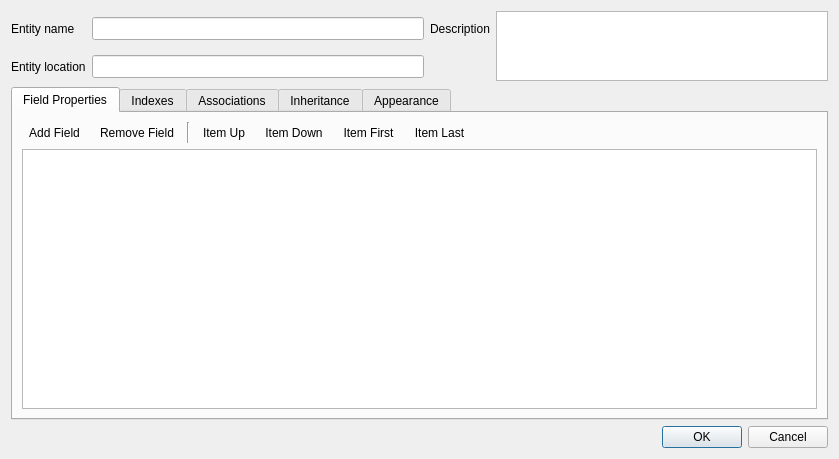
Qt form src/Gui/ModelEditors/dialogModelEntityEditor.ui (Atlantic18/skipper-translation) before a commit.
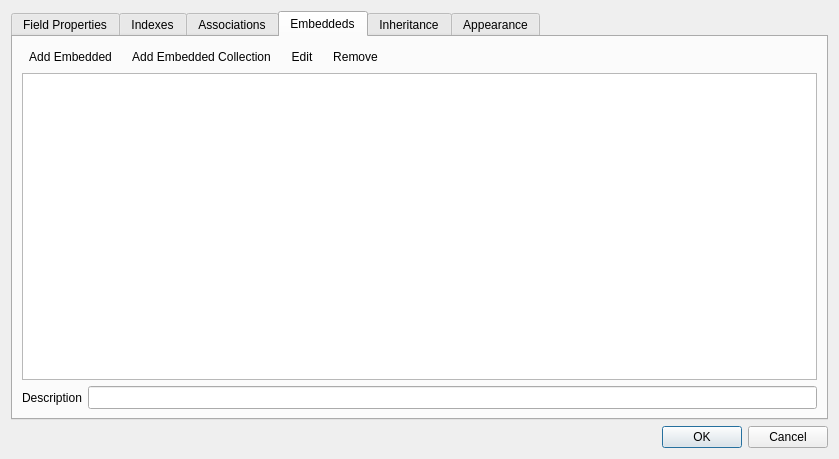
The same form after that commit. The open tabs and pages were chosen to show the change. Icons and pictures are not drawn. Custom widgets are drawn as their Qt base class.

The edit to the form file:
```diff
--- a/src/Gui/ModelEditors/dialogModelEntityEditor.ui
+++ b/src/Gui/ModelEditors/dialogModelEntityEditor.ui
@@ -27,61 +27,6 @@
     <normaloff>:/ModelObjects/entity_16.png</normaloff>:/ModelObjects/entity_16.png</iconset>
   </property>
   <layout class="QVBoxLayout" name="verticalLayout_2">
-   <item>
-    <layout class="QGridLayout" name="gridLayout">
-     <item row="0" column="0">
-      <widget class="QLabel" name="labelName">
-       <property name="text">
-        <string>Entity name</string>
-       </property>
-      </widget>
-     </item>
-     <item row="0" column="1">
-      <widget class="QLineEdit" name="editName">
-       <property name="minimumSize">
-        <size>
-         <width>0</width>
-         <height>23</height>
-        </size>
-       </property>
-      </widget>
-     </item>
-     <item row="0" column="2">
-      <widget class="QLabel" name="labelDescription">
-       <property name="text">
-        <string>Description</string>
-       </property>
-      </widget>
-     </item>
-     <item row="0" column="3" rowspan="2">
-      <widget class="QPlainTextEdit" name="editDescription">
-       <property name="tabChangesFocus">
-        <bool>true</bool>
-       </property>
-      </widget>
-     </item>
-     <item row="1" column="0">
-      <widget class="QLabel" name="labelLocation">
-       <property name="text">
-        <string>Entity location</string>
-       </property>
-      </widget>
-     </item>
-     <item row="1" column="1">
-      <widget class="QLineEdit" name="editLocation">
-       <property name="minimumSize">
-        <size>
-         <width>0</width>
-         <height>23</height>
-        </size>
-       </property>
-       <property name="readOnly">
-        <bool>true</bool>
-       </property>
-      </widget>
-     </item>
-    </layout>
-   </item>
    <item>
     <widget class="Atomix::QtExt::QTabWidgetEx" name="tabWidget">
      <property name="styleSheet">
@@ -99,6 +44,61 @@
        <string>Field Properties</string>
       </attribute>
       <layout class="QVBoxLayout" name="verticalLayout">
+       <item>
+        <layout class="QGridLayout" name="gridLayout">
+         <item row="0" column="0">
+          <widget class="QLabel" name="labelName">
+           <property name="text">
+            <string>Entity name</string>
+           </property>
+          </widget>
+         </item>
+         <item row="0" column="1">
+          <widget class="QLineEdit" name="editName">
+           <property name="minimumSize">
+            <size>
+             <width>0</width>
+             <height>23</height>
+            </size>
+           </property>
+          </widget>
+         </item>
+         <item row="0" column="2">
+          <widget class="QLabel" name="labelDescription">
+           <property name="text">
+            <string>Description</string>
+           </property>
+          </widget>
+         </item>
+         <item row="0" column="3" rowspan="2">
+          <widget class="QPlainTextEdit" name="editDescription">
+           <property name="tabChangesFocus">
+            <bool>true</bool>
+           </property>
+          </widget>
+         </item>
+         <item row="1" column="0">
+          <widget class="QLabel" name="labelLocation">
+           <property name="text">
+            <string>Namespace</string>
+           </property>
+          </widget>
+         </item>
+         <item row="1" column="1">
+          <widget class="Atomix::QtExt::QLineEditNamespace" name="editNamespace">
+           <property name="minimumSize">
+            <size>
+             <width>0</width>
+             <height>23</height>
+            </size>
+           </property>
+           <property name="readOnly">
+            <bool>false</bool>
+           </property>
+          </widget>
+         </item>
+        </layout>
+       </item>
        <item>
         <layout class="QHBoxLayout" name="layoutFieldsActions">
          <property name="spacing">
@@ -144,7 +144,7 @@
 </string>
            </property>
            <property name="text">
-            <string>Remove Field</string>
+            <string>Remove</string>
            </property>
            <property name="icon">
             <iconset resource="../../Images/images.qrc">
@@ -178,7 +178,7 @@
 </string>
            </property>
            <property name="text">
-            <string>Item Up</string>
+            <string>Move Up</string>
            </property>
            <property name="icon">
             <iconset resource="../../Images/images.qrc">
@@ -205,7 +205,7 @@
 </string>
            </property>
            <property name="text">
-            <string>Item Down</string>
+            <string>Move Down</string>
            </property>
            <property name="icon">
             <iconset resource="../../Images/images.qrc">
@@ -232,7 +232,7 @@
 </string>
            </property>
            <property name="text">
-            <string>Item First</string>
+            <string>Move First</string>
            </property>
            <property name="icon">
             <iconset resource="../../Images/images.qrc">
@@ -259,7 +259,7 @@
 </string>
            </property>
            <property name="text">
-            <string>Item Last</string>
+            <string>Move Last</string>
            </property>
            <property name="icon">
             <iconset resource="../../Images/images.qrc">
@@ -648,6 +648,173 @@
        </item>
       </layout>
      </widget>
+     <widget class="QWidget" name="tabEmbeddeds">
+      <attribute name="icon">
+       <iconset resource="../../Images/skipperImages.qrc">
+        <normaloff>:/ModelObjects/embedded_16.png</normaloff>:/ModelObjects/embedded_16.png</iconset>
+      </attribute>
+      <attribute name="title">
+       <string>Embeddeds</string>
+      </attribute>
+      <layout class="QVBoxLayout" name="verticalLayout_4e">
+       <item>
+        <layout class="QGridLayout" name="gridEmbeddeds" columnstretch="3">
+         <property name="leftMargin">
+          <number>0</number>
+         </property>
+         <item row="1" column="0">
+          <widget class="QTableView" name="tableEmbeddeds">
+           <property name="styleSheet">
+            <string notr="true"/>
+           </property>
+           <property name="selectionMode">
+            <enum>QAbstractItemView::SingleSelection</enum>
+           </property>
+           <property name="selectionBehavior">
+            <enum>QAbstractItemView::SelectRows</enum>
+           </property>
+           <property name="horizontalScrollMode">
+            <enum>QAbstractItemView::ScrollPerPixel</enum>
+           </property>
+           <attribute name="horizontalHeaderHighlightSections">
+            <bool>false</bool>
+           </attribute>
+           <attribute name="verticalHeaderVisible">
+            <bool>false</bool>
+           </attribute>
+          </widget>
+         </item>
+         <item row="0" column="0">
+          <layout class="QHBoxLayout" name="layoutEmbeddedActions">
+           <item>
+            <widget class="QToolButton" name="toolButtonEmbeddedAdd">
+             <property name="text">
+              <string>Add Embedded</string>
+             </property>
+             <property name="icon">
+              <iconset resource="../../Images/skipperImages.qrc">
+               <normaloff>:/CommonActions/add_16.png</normaloff>:/CommonActions/add_16.png</iconset>
+             </property>
+             <property name="shortcut">
+              <string>Ins</string>
+             </property>
+             <property name="popupMode">
+              <enum>QToolButton::DelayedPopup</enum>
+             </property>
+             <property name="toolButtonStyle">
+              <enum>Qt::ToolButtonTextBesideIcon</enum>
+             </property>
+             <property name="autoRaise">
+              <bool>true</bool>
+             </property>
+            </widget>
+           </item>
+           <item>
+            <widget class="QToolButton" name="toolButtonEmbeddedCollectionAdd">
+             <property name="text">
+              <string>Add Embedded Collection</string>
+             </property>
+             <property name="icon">
+              <iconset resource="../../Images/skipperImages.qrc">
+               <normaloff>:/CommonActions/add_16.png</normaloff>:/CommonActions/add_16.png</iconset>
+             </property>
+             <property name="shortcut">
+              <string>Ins</string>
+             </property>
+             <property name="popupMode">
+              <enum>QToolButton::DelayedPopup</enum>
+             </property>
+             <property name="toolButtonStyle">
+              <enum>Qt::ToolButtonTextBesideIcon</enum>
+             </property>
+             <property name="autoRaise">
+              <bool>true</bool>
+             </property>
+            </widget>
+           </item>
+           <item>
+            <widget class="QToolButton" name="toolButtonEmbeddedEdit">
+             <property name="text">
+              <string>Edit</string>
+             </property>
+             <property name="icon">
+              <iconset resource="../../Images/skipperImages.qrc">
+               <normaloff>:/CommonActions/edit_16.png</normaloff>:/CommonActions/edit_16.png</iconset>
+             </property>
+             <property name="shortcut">
+              <string notr="true">Return</string>
+             </property>
+             <property name="toolButtonStyle">
+              <enum>Qt::ToolButtonTextBesideIcon</enum>
+             </property>
+             <property name="autoRaise">
+              <bool>true</bool>
+             </property>
+            </widget>
+           </item>
+           <item>
+            <widget class="QToolButton" name="toolButtonEmbeddedRemove">
+             <property name="text">
+              <string>Remove</string>
+             </property>
+             <property name="icon">
+              <iconset resource="../../Images/skipperImages.qrc">
+               <normaloff>:/CommonActions/delete_16.png</normaloff>:/CommonActions/delete_16.png</iconset>
+             </property>
+             <property name="shortcut">
+              <string>Del</string>
+             </property>
+             <property name="toolButtonStyle">
+              <enum>Qt::ToolButtonTextBesideIcon</enum>
+             </property>
+             <property name="autoRaise">
+              <bool>true</bool>
+             </property>
+            </widget>
+           </item>
+           <item>
+            <spacer name="horizontalSpacer_3">
+             <property name="orientation">
+              <enum>Qt::Horizontal</enum>
+             </property>
+             <property name="sizeHint" stdset="0">
+              <size>
+               <width>40</width>
+               <height>20</height>
+              </size>
+             </property>
+            </spacer>
+           </item>
+          </layout>
+         </item>
+        </layout>
+       </item>
+       <item>
+        <layout class="QHBoxLayout" name="horizontalLayoutDescription_2e" stretch="0,0">
+         <item>
+          <widget class="QLabel" name="labelEmbeddedDescription">
+           <property name="text">
+            <string>Description</string>
+           </property>
+          </widget>
+         </item>
+         <item>
+          <widget class="QLineEdit" name="editEmbeddedDescription">
+           <property name="minimumSize">
+            <size>
+             <width>0</width>
+             <height>23</height>
+            </size>
+           </property>
+           <property name="readOnly">
+            <bool>true</bool>
+           </property>
+          </widget>
+         </item>
+        </layout>
+       </item>
+      </layout>
+     </widget>
      <widget class="QWidget" name="tabInheritance">
       <attribute name="icon">
        <iconset resource="../../Images/images.qrc">
@@ -960,6 +1127,11 @@
    <extends>QTableView</extends>
    <header>axQt/axQtGui/tableViewEx.h</header>
   </customwidget>
+  <customwidget>
+   <class>Atomix::QtExt::QLineEditNamespace</class>
+   <extends>QLineEdit</extends>
+   <header location="global">axQt/axQtGui/lineEditNamespace.h</header>
+  </customwidget>
  </customwidgets>
  <tabstops>
   <tabstop>editName</tabstop>
```
Left out of the diff: 211 changed lines with no effect on the pictures.
